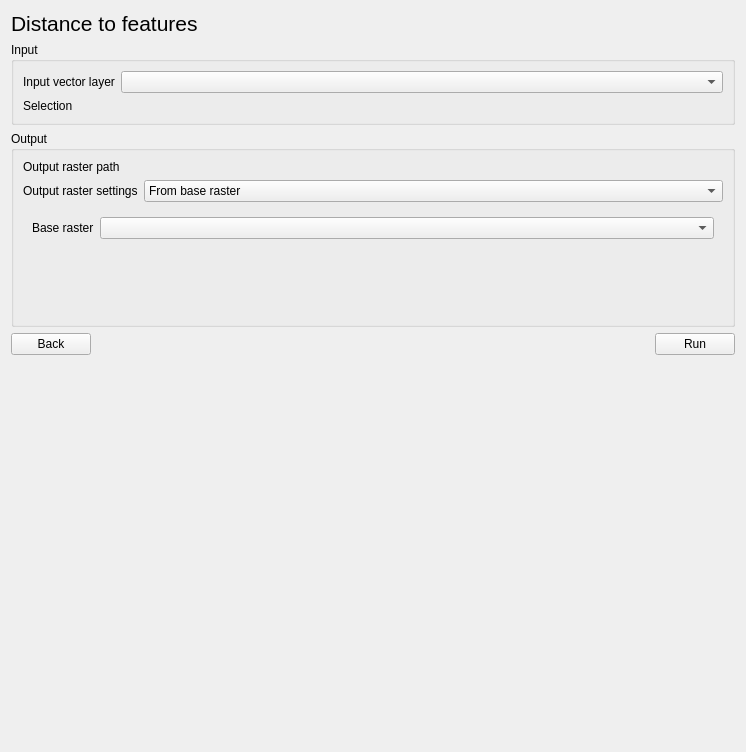
Above: eis_qgis_plugin/resources/ui/mineral_proxies/proxy_workflow1_dist_to_features.ui from GispoCoding/eis_qgis_plugin before the change. Below: the same form after it.
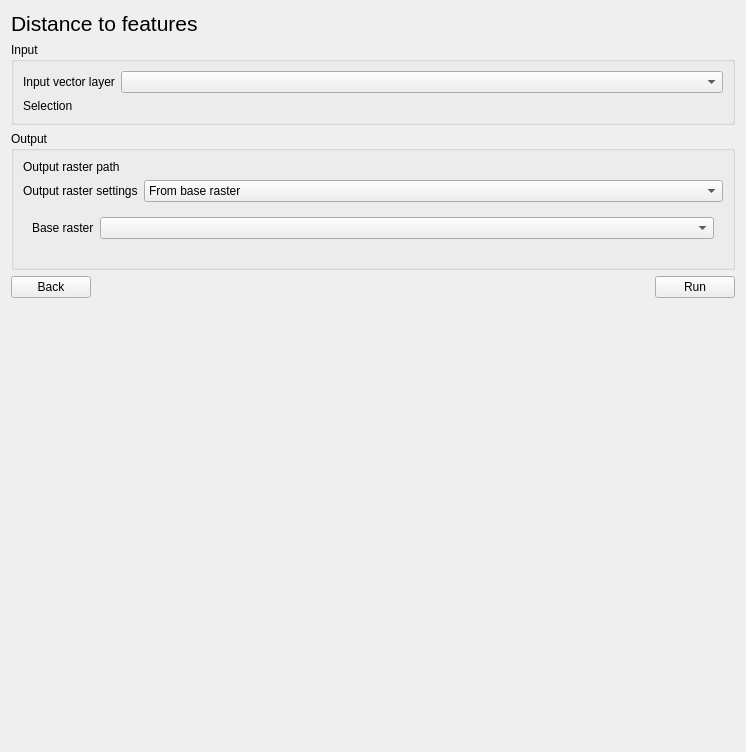
That is the form after the change. Custom widgets are drawn as their Qt base class.

Commit message: Add dynamic resizing to the stacked widgets

```diff
--- a/eis_qgis_plugin/resources/ui/mineral_proxies/proxy_workflow1_dist_to_features.ui
+++ b/eis_qgis_plugin/resources/ui/mineral_proxies/proxy_workflow1_dist_to_features.ui
@@ -57,6 +57,12 @@
    </item>
    <item>
     <widget class="QGroupBox" name="output_box">
+     <property name="sizePolicy">
+      <sizepolicy hsizetype="Preferred" vsizetype="Preferred">
+       <horstretch>0</horstretch>
+       <verstretch>0</verstretch>
+      </sizepolicy>
+     </property>
      <property name="title">
       <string>Output</string>
      </property>
@@ -98,6 +104,12 @@
       </item>
       <item>
        <widget class="QStackedWidget" name="output_raster_settings_pages">
+        <property name="maximumSize">
+         <size>
+          <width>16777215</width>
+          <height>50</height>
+         </size>
+        </property>
         <property name="currentIndex">
          <number>0</number>
         </property>
```
Left out of the diff: 2 changed lines with no effect on the pictures. The commit also changes 4 other files.
